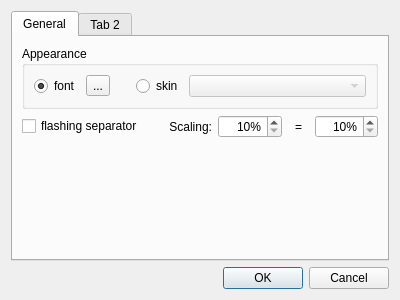
Old version of the form src/app/settings_dialog.ui in the repository Kolcha/DigitalClockNext.
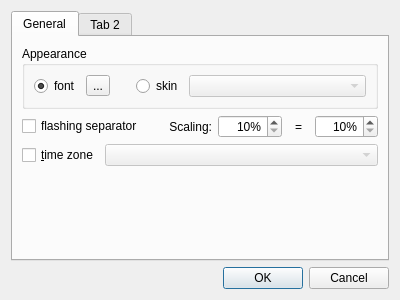
New version of the form.

Commit message: time zone change support

Patch:
```diff
--- a/src/app/settings_dialog.ui
+++ b/src/app/settings_dialog.ui
@@ -161,6 +161,30 @@
          </item>
         </layout>
        </item>
+       <item>
+        <layout class="QHBoxLayout" name="time_zone_layout">
+         <item>
+          <widget class="QCheckBox" name="use_time_zone">
+           <property name="text">
+            <string>&amp;time zone</string>
+           </property>
+          </widget>
+         </item>
+         <item>
+          <widget class="QComboBox" name="time_zone_edit">
+           <property name="enabled">
+            <bool>false</bool>
+           </property>
+           <property name="sizePolicy">
+            <sizepolicy hsizetype="MinimumExpanding" vsizetype="Fixed">
+             <horstretch>0</horstretch>
+             <verstretch>0</verstretch>
+            </sizepolicy>
+           </property>
+          </widget>
+         </item>
+        </layout>
+       </item>
        <item>
         <spacer name="verticalSpacer">
          <property name="orientation">
```
Left out of the diff: 16 changed lines with no effect on the pictures. The commit also changes 8 other files.
